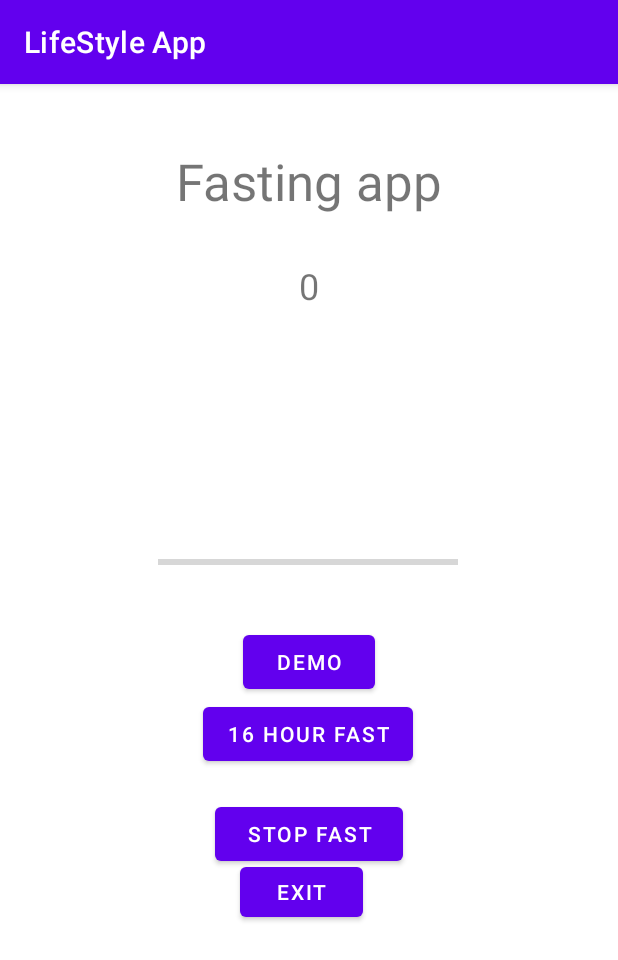
After one commit to Leo-Thompson/LifeStyle-App, an Android app: the FastingView screen opened directly, with no data from a screen before it, on a phone screen of 412 x 824 dp. The commit adds this screen. Shown: the top 960 px of the screen. Run offline under Robolectric (Android 15) with nearby library versions, the phone set to English and light mode, and no system bars.

Commit message:
Fasting - basic.

```diff
--- a/app/build.gradle
+++ b/app/build.gradle
@@ -1,6 +1,7 @@
 plugins {
     id 'com.android.application'
     id 'org.jetbrains.kotlin.android'
+    id 'kotlin-android-extensions'
 }
 
 android {
--- a/app/src/main/AndroidManifest.xml
+++ b/app/src/main/AndroidManifest.xml
@@ -21,6 +21,8 @@
         <activity
             android:name=".WorkOutPage"
             android:exported="false" />
+        <activity android:name=".FastingView"
+            android:exported="true"/>
         <activity
             android:name=".MainActivity"
             android:exported="true"
--- /dev/null
+++ b/app/src/main/res/layout/activity_fasting_view.xml
@@ -0,0 +1,127 @@
+<?xml version="1.0" encoding="utf-8"?>
+<androidx.constraintlayout.widget.ConstraintLayout xmlns:android="http://schemas.android.com/apk/res/android"
+    xmlns:app="http://schemas.android.com/apk/res-auto"
+    xmlns:tools="http://schemas.android.com/tools"
+    android:layout_width="match_parent"
+    android:layout_height="match_parent"
+    tools:context=".MainActivity">
+
+    <TextView
+        android:id="@+id/titleFasted"
+        android:layout_width="321dp"
+        android:layout_height="62dp"
+        android:layout_marginStart="104dp"
+        android:layout_marginEnd="105dp"
+        android:layout_marginBottom="20dp"
+        android:gravity="center"
+        android:text="Fasting app"
+        android:textSize="34sp"
+        app:layout_constraintBottom_toBottomOf="parent"
+        app:layout_constraintEnd_toEndOf="parent"
+        app:layout_constraintHorizontal_bias="0.495"
+        app:layout_constraintStart_toStartOf="parent"
+        app:layout_constraintTop_toTopOf="parent"
+        app:layout_constraintVertical_bias="0.05" />
+
+    <TextView
+        android:id="@+id/hoursFasted"
+        android:layout_width="369dp"
+        android:layout_height="106dp"
+        android:gravity="center"
+        android:text="0"
+        android:textSize="24sp"
+        android:visibility="visible"
+        app:layout_constraintBottom_toBottomOf="parent"
+        app:layout_constraintEnd_toEndOf="parent"
+        app:layout_constraintStart_toStartOf="parent"
+        app:layout_constraintTop_toTopOf="parent"
+        app:layout_constraintVertical_bias="0.123"
+        tools:visibility="visible" />
+
+    <ProgressBar
+        android:id="@+id/progressBar"
+        style="@style/Widget.AppCompat.ProgressBar.Horizontal"
+        android:layout_width="200dp"
+        android:layout_height="wrap_content"
+        android:layout_centerInParent="false"
+        android:layout_marginStart="105dp"
+        android:layout_marginEnd="105dp"
+        android:layout_marginBottom="424dp"
+        android:indeterminate="false"
+
+        android:max="100"
+        android:minWidth="200dp"
+        android:minHeight="50dp"
+        android:progress="0"
+        android:visibility="visible"
+        app:layout_constraintBottom_toBottomOf="parent"
+        app:layout_constraintEnd_toEndOf="parent"
+        app:layout_constraintHorizontal_bias="0.0"
+        app:layout_constraintStart_toStartOf="parent" />
+
+    <Button
+        android:id="@+id/startDemo"
+        android:layout_width="wrap_content"
+        android:layout_height="wrap_content"
+        android:layout_marginStart="161dp"
+        android:layout_marginTop="22dp"
+        android:layout_marginEnd="162dp"
+        android:text="DEMO"
+        app:layout_constraintBottom_toTopOf="@+id/m16hrFast"
+        app:layout_constraintEnd_toEndOf="parent"
+        app:layout_constraintStart_toStartOf="parent"
+        app:layout_constraintTop_toBottomOf="@+id/progressBar"
+        app:layout_constraintVertical_bias="0.86" />
+
+    <Button
+        android:id="@+id/stopFast"
+        android:layout_width="125dp"
+        android:layout_height="48dp"
+        android:layout_marginStart="144dp"
+        android:layout_marginTop="9dp"
+        android:layout_marginEnd="143dp"
+        android:layout_marginBottom="249dp"
+        android:foregroundGravity="center"
+        android:text="STOP FAST"
+        app:layout_constraintBottom_toBottomOf="parent"
+        app:layout_constraintEnd_toEndOf="parent"
+        app:layout_constraintHorizontal_bias="1.0"
+        app:layout_constraintStart_toStartOf="parent"
+        app:layout_constraintTop_toBottomOf="@+id/m16hrFast" />
+
+    <Button
+        android:id="@+id/m16hrFast"
+        android:layout_width="wrap_content"
+        android:layout_height="wrap_content"
+        android:layout_marginStart="135dp"
+        android:layout_marginEnd="135dp"
+        android:layout_marginBottom="9dp"
+        android:foregroundGravity="center"
+        android:text="16 HOUR FAST"
+        app:layout_constraintBottom_toTopOf="@+id/stopFast"
+        app:layout_constraintEnd_toEndOf="parent"
+        app:layout_constraintHorizontal_bias="0.0"
+        app:layout_constraintStart_toStartOf="parent"
+        app:layout_constraintTop_toBottomOf="@+id/startDemo" />
+
+    <TextView
+        android:id="@+id/hoursLeft"
+        android:layout_width="wrap_content"
+        android:layout_height="wrap_content"
+        android:layout_marginStart="174dp"
+        android:layout_marginTop="221dp"
+        android:gravity="center"
+        app:layout_constraintStart_toStartOf="parent"
+        app:layout_constraintTop_toTopOf="parent" />
+
+    <Button
+        android:id="@+id/exit"
+        android:layout_width="82dp"
+        android:layout_height="45dp"
+        android:layout_marginStart="160dp"
+        android:layout_marginTop="516dp"
+        android:text="EXIT"
+        app:layout_constraintStart_toStartOf="parent"
+        app:layout_constraintTop_toTopOf="parent" />
+
+</androidx.constraintlayout.widget.ConstraintLayout>
```
Also changed, not shown: app/src/main/java/com/example/lifestyleapp/FastingView.kt (added, +90 -0 lines), app/src/main/java/com/example/lifestyleapp/MainActivity.kt (+7 -0 lines).
